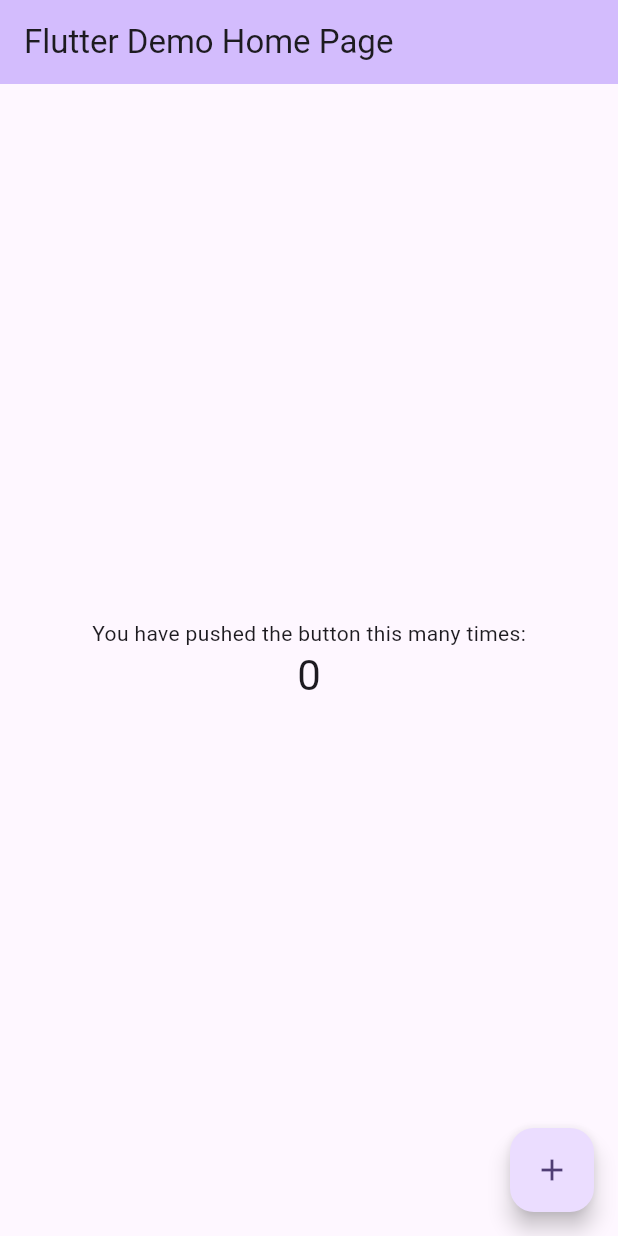
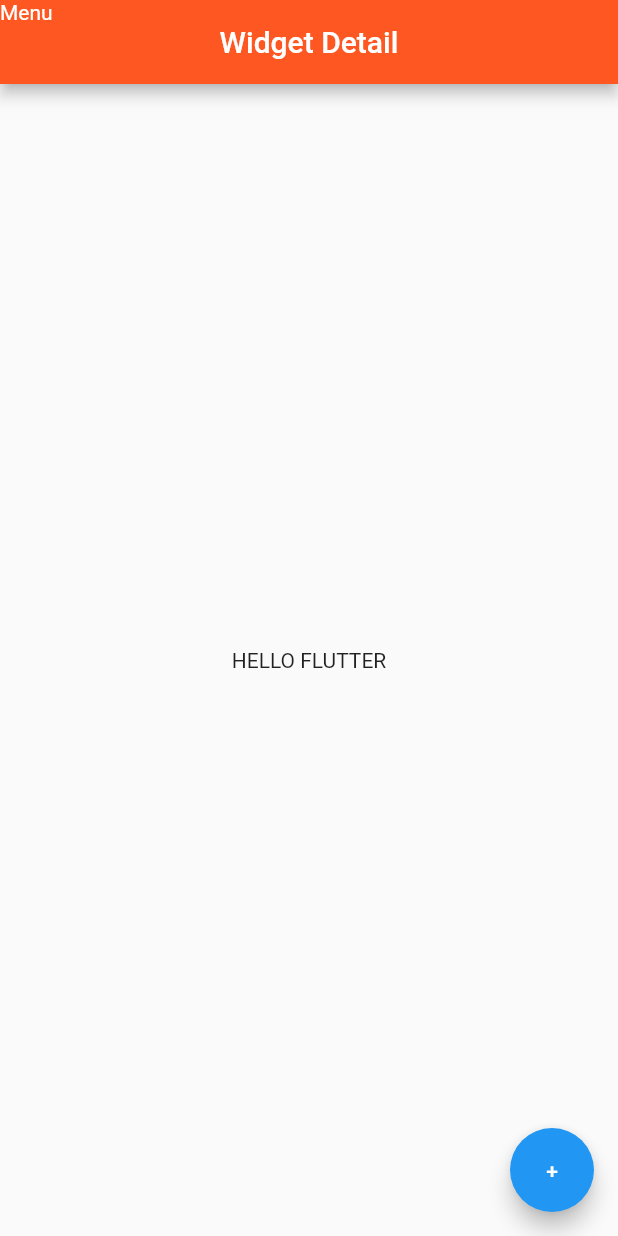
Before and after one commit to ayseturan02/flutterproject, a Flutter app: the screen it shows after launch, on a phone screen of 412 x 824 dp. Run offline on Flutter 3.47's test engine with Material 2 defaults, Android fonts, the phone set to English and light mode, and no system bars.

Commit message:
Stateless Widget AppBar ve Scaffold

```diff
--- a/lib/main.dart
+++ b/lib/main.dart
@@ -1,80 +1,30 @@
 import 'package:flutter/material.dart';
 
 void main() {
-  runApp(const MyApp());
+  runApp(const WidgetDetail());
 }
 
-
-//Stateless widget
-class MyApp extends StatelessWidget {
-  const MyApp({super.key});
+class WidgetDetail extends StatelessWidget{
+  const WidgetDetail({super.key});
 
   @override
-  Widget build(BuildContext context) {
+  Widget build(BuildContext context){
     return MaterialApp(
-      title: 'Flutter Demo',
-      theme: ThemeData(
-
-        colorScheme: ColorScheme.fromSeed(seedColor: Colors.deepPurple),
-        useMaterial3: true,
+      home:Scaffold(
+        appBar: AppBar(
+            title: const Text("Widget Detail"),
+          centerTitle: true,
+          backgroundColor: Colors.deepOrange,
+          leading: const Text("Menu"),
+        ),
+        body: const Center(
+          child: Text("HELLO FLUTTER"),
+        ),
+        floatingActionButton: FloatingActionButton(
+          onPressed: () {},
+          child: const Text("+"),
+        ),
       ),
-      home: const MyHomePage(title: 'Flutter Demo Home Page'),
     );
   }
 }
-
-class MyHomePage extends StatefulWidget {
-  const MyHomePage({super.key, required this.title});
-
-
-  final String title;
-
-  @override
-  State<MyHomePage> createState() => _MyHomePageState();
-}
-
-class _MyHomePageState extends State<MyHomePage> {
-  int _counter = 0;
-
-  void _incrementCounter() {
-    setState(() {
-
-
-      _counter++;
-    });
-  }
-
-  @override
-  Widget build(BuildContext context) {
-
-    return Scaffold(
-      appBar: AppBar(
-
-        backgroundColor: Theme.of(context).colorScheme.inversePrimary,
-
-        title: Text(widget.title),
-      ),
-      body: Center(
-
-        child: Column(
-
-          mainAxisAlignment: MainAxisAlignment.center,
-          children: <Widget>[
-            const Text(
-              'You have pushed the button this many times:',
-            ),
-            Text(
-              '$_counter',
-              style: Theme.of(context).textTheme.headlineMedium,
-            ),
-          ],
-        ),
-      ),
-      floatingActionButton: FloatingActionButton(
-        onPressed: _incrementCounter,
-        tooltip: 'Increment',
-        child: const Icon(Icons.add),
-      ), // This trailing comma makes auto-formatting nicer for build methods.
-    );
-  }
-}
```
